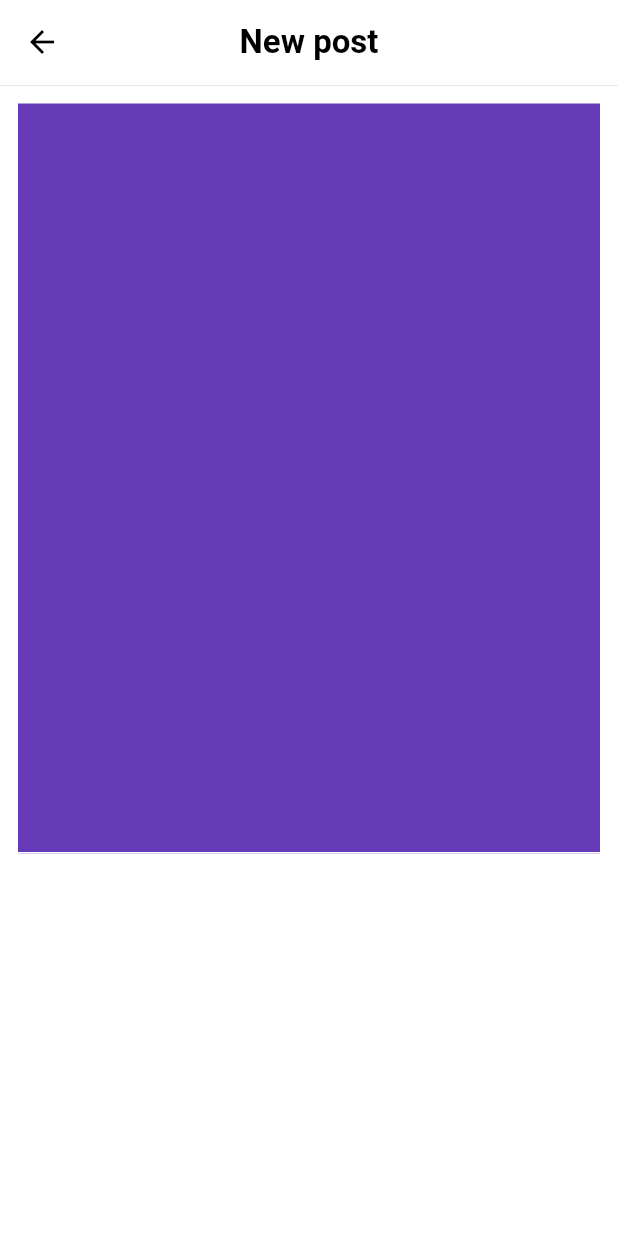
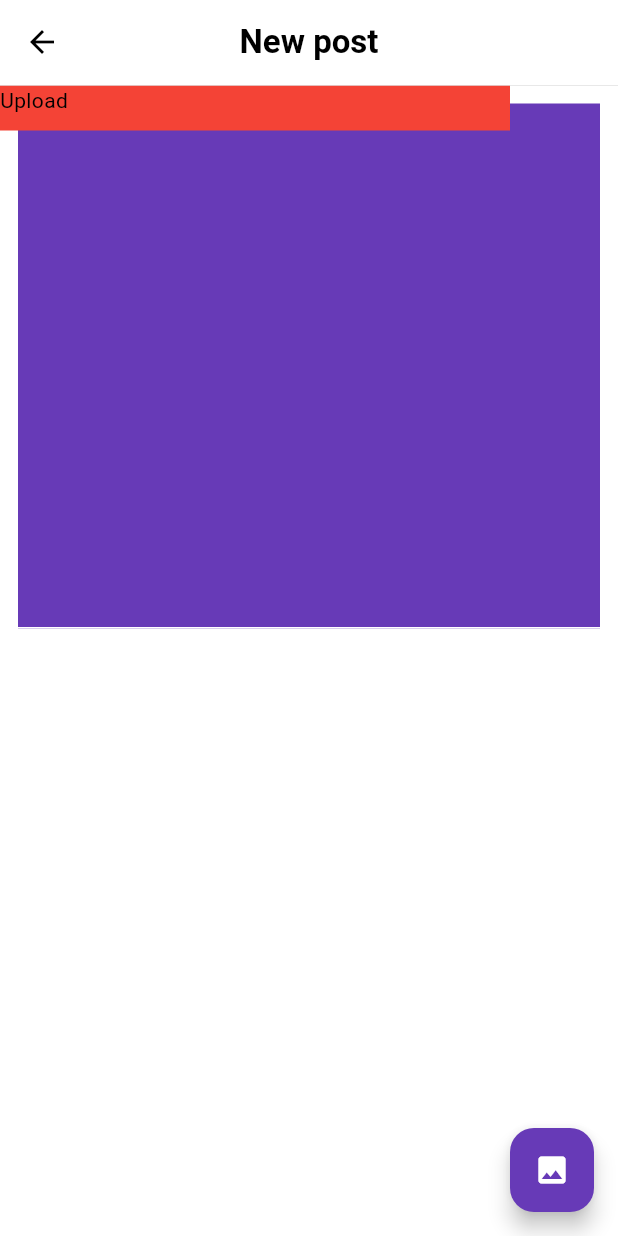
Before and after one commit to Ronnybest/dbestblog, a Flutter app: the NewPostPage screen opened directly, on a phone screen of 412 x 824 dp. Run offline on Flutter 3.47's test engine with Material 2 defaults, Android fonts, the phone set to English and light mode, and no system bars; drawn by our look-alikes of dynamic_color; our stand-ins replace bloc, cloud_firestore, file_picker, firebase_auth, firebase_core, firebase_storage and 2 more; missing offline and left inert: flutter_statusbarcolor_ns; accounts and stored records are empty.

Commit message:
working full

```diff
--- a/lib/common/models/user.dart
+++ b/lib/common/models/user.dart
@@ -1,12 +1,14 @@
 class UserObj {
+  late String? id;
   late String? name;
   late String? email;
   late String? avatarLink;
   late String? bio;
 
-  UserObj({this.name, this.email, this.avatarLink, this.bio});
+  UserObj({this.name, this.email, this.avatarLink, this.bio, this.id});
 
   UserObj.fromMap(Map<String, dynamic> map) {
+    this.id = map['id'];
     this.name = map['name'];
     this.email = map['email'];
     this.avatarLink = map['avatarLink'];
@@ -15,6 +17,7 @@ class UserObj {
 
   Map<String, dynamic> toMap() {
     return {
+      'id': this.id,
       'name': this.name,
       'email': this.email,
       'avatarLink': this.avatarLink,
--- a/lib/pages/home/home_controller.dart
+++ b/lib/pages/home/home_controller.dart
@@ -14,7 +14,6 @@ class HomeController {
   };
   Future<void> init() async {
     print('Home controller init');
-    PostObj postObj = PostObj();
     List<PostObj> posts = [];
     final postSnapshot =
         await FirebaseFirestore.instance.collection('Posts').get();
@@ -22,6 +21,9 @@ class HomeController {
       final post = postDoc.data();
       final authorId = post['author_id'];
       await getAuthorName(authorId);
+
+      PostObj postObj = PostObj(); // Создаем новый экземпляр на каждой итерации
+
       post['author_name'] = authorInfo['name'];
       postObj.auhtor_avatar = authorInfo['avatar'];
       postObj.author_id = post['author_id'];
@@ -31,6 +33,7 @@ class HomeController {
       print(postObj.author_name);
       posts.add(postObj);
     }
+
     context.read<HomeBloc>().add(HomePost(posts));
   }
 
--- a/lib/pages/new_post/bloc/new_post_bloc.dart
+++ b/lib/pages/new_post/bloc/new_post_bloc.dart
@@ -4,7 +4,8 @@ import 'package:dbestblog/pages/new_post/bloc/new_post_states.dart';
 
 class NewPostBloc extends Bloc<NewPostEvents, NewPostStates> {
   NewPostBloc() : super(const NewPostStates()) {
-    on<ImageNewPost>((event, emit) => null);
-    on<DescriptionNewPost>((event, emit) => null);
+    on<ImageNewPost>((event, emit) => emit(state.copyWith(image: event.image)));
+    on<DescriptionNewPost>(
+        (event, emit) => emit(state.copyWith(description: event.description)));
   }
 }
--- a/lib/pages/new_post/bloc/new_post_events.dart
+++ b/lib/pages/new_post/bloc/new_post_events.dart
@@ -1,11 +1,15 @@
+import 'dart:io';
+
 abstract class NewPostEvents {
   const NewPostEvents();
 }
 
 class ImageNewPost extends NewPostEvents {
-  const ImageNewPost();
+  const ImageNewPost(this.image);
+  final File image;
 }
 
 class DescriptionNewPost extends NewPostEvents {
-  const DescriptionNewPost();
+  const DescriptionNewPost(this.description);
+  final String description;
 }
--- a/lib/pages/new_post/bloc/new_post_states.dart
+++ b/lib/pages/new_post/bloc/new_post_states.dart
@@ -1,7 +1,13 @@
+import 'dart:io';
+
 class NewPostStates {
-  const NewPostStates();
+  const NewPostStates({this.image, this.description = ''});
+  final File? image;
+  final String description;
 
-  // NewPostStates copyWith() {
-  //   return ;
-  // }
+  NewPostStates copyWith({File? image, String? description}) {
+    return NewPostStates(
+        image: image ?? this.image,
+        description: description ?? this.description);
+  }
 }
--- a/lib/pages/new_post/new_post_page.dart
+++ b/lib/pages/new_post/new_post_page.dart
@@ -1,8 +1,10 @@
 import 'package:dbestblog/pages/new_post/bloc/new_post_bloc.dart';
+import 'package:dbestblog/pages/new_post/bloc/new_post_events.dart';
+import 'package:dbestblog/pages/new_post/bloc/new_post_states.dart';
 import 'package:dbestblog/pages/registration/widgets/registration_widgets.dart';
 import 'package:flutter/material.dart';
 import 'package:flutter_bloc/flutter_bloc.dart';
-import 'bloc/new_post_states.dart';
+import 'new_post_controller.dart';
 
 class NewPostPage extends StatefulWidget {
   const NewPostPage({super.key});
@@ -14,28 +16,52 @@ class NewPostPage extends StatefulWidget {
 class _NewPostPageState extends State<NewPostPage> {
   @override
   Widget build(BuildContext context) {
-    RegistrationWidgets _widgets = RegistrationWidgets(context: context);
+    final _widgets = RegistrationWidgets(context: context);
+    final _newpostcontr = NewPostController(context: context);
     return Scaffold(
       appBar: _widgets.buildAppBar(titleText: 'New post'),
       body: BlocBuilder<NewPostBloc, NewPostStates>(
-        builder: (context, state) {
-          return Container(
-            margin: EdgeInsets.all(12),
-            child: Column(
+        builder: (context, state) => Stack(
           children: [
             SingleChildScrollView(
               child: Container(
+                margin: EdgeInsets.all(12),
+                child: Container(
                   color: Theme.of(context).colorScheme.primaryContainer,
-                      height: 500,
+                  height: 350,
                   child: TextField(
+                    onChanged: (value) => context
+                        .read<NewPostBloc>()
+                        .add(DescriptionNewPost(value)),
                     expands: true,
                     maxLines: null,
-                      )),
                   ),
+                ),
+              ),
+            ),
+            Align(
+              alignment: Alignment.bottomRight,
+              child: Container(
+                margin: EdgeInsets.all(16),
+                child: FloatingActionButton(
+                  onPressed: () {
+                    _newpostcontr.selectImage();
+                  },
+                  child: Icon(Icons.photo),
+                ),
+              ),
+            ),
+            GestureDetector(
+              onTap: () => _newpostcontr.uploadPost(),
+              child: Container(
+                width: 340,
+                height: 30,
+                color: Colors.red,
+                child: Text('Upload'),
+              ),
+            )
           ],
         ),
-          );
-        },
       ),
     );
   }
--- a/pubspec.yaml
+++ b/pubspec.yaml
@@ -33,13 +33,14 @@ dependencies:
   cloud_firestore: ^4.8.1
   cupertino_icons: ^1.0.2
   dynamic_color: ^1.6.5
+  file_picker: ^5.3.2
   firebase_auth: ^4.6.2
   firebase_core: ^2.13.1
   firebase_storage: ^11.2.3
-  flutter_statusbarcolor_ns: ^0.5.0
   flutter:
     sdk: flutter
   flutter_bloc: ^8.1.3
+  flutter_statusbarcolor_ns: ^0.5.0
   json_annotation: ^4.8.1
   json_serializable: ^6.7.0
   shared_preferences: ^2.1.2
```
Also changed, not shown: lib/pages/home/widgets/home_page_widgets.dart (+10 -2 lines), lib/pages/new_post/new_post_controller.dart (added, +61 -0 lines), lib/pages/profile/profile_page.dart (+34 -28 lines), lib/pages/registration/registration_controller.dart (+6 -4 lines), pubspec.lock. Lines whose indentation alone changed are shown as unchanged.
